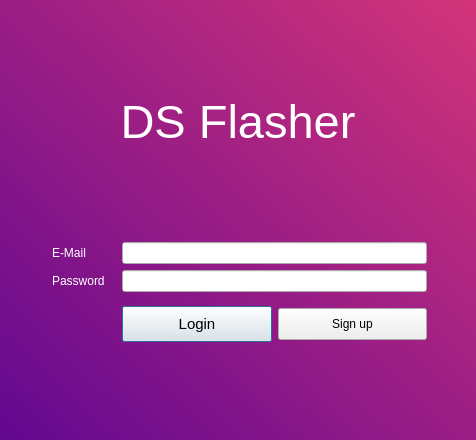
Before: the Qt Designer form mainwindow.ui in InamataIO/Flasher, drawn with Qt 5.
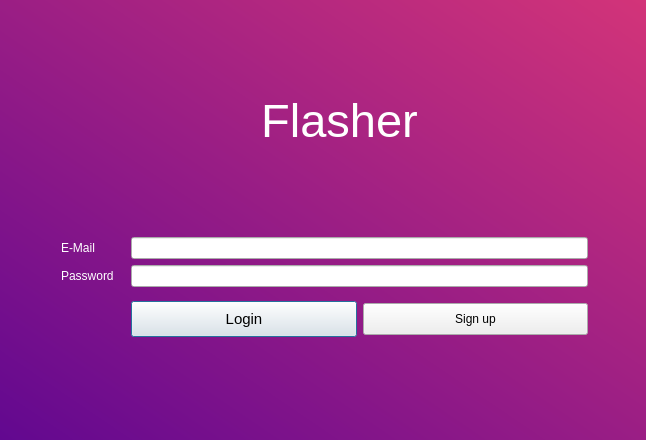
After: the same form once the commit is applied. Icons and pictures are not drawn.

Commit message: Add stacked ui layout

```diff
--- a/mainwindow.ui
+++ b/mainwindow.ui
@@ -6,7 +6,7 @@
    <rect>
     <x>0</x>
     <y>0</y>
-    <width>476</width>
+    <width>646</width>
     <height>440</height>
    </rect>
   </property>
@@ -29,6 +29,9 @@
    <string notr="true">#centralWidget, QMessageBox {
   background-color: qlineargradient(spread:pad, x1:0, y1:1, x2:1, y2:0, stop:0 #620890, stop:1 #d33479);
 }
+#header {
+  margin-left: 20px;
+}
 QLabel {
 	color: white;
 }
@@ -50,8 +53,12 @@
    </property>
    <layout class="QVBoxLayout" name="verticalLayout_2">
     <item>
-     <widget class="QWidget" name="notificationWidget" native="true"/>
-    </item>
+     <widget class="QStackedWidget" name="stackedWidget">
+      <property name="currentIndex">
+       <number>0</number>
+      </property>
+      <widget class="QWidget" name="page_1">
+       <layout class="QVBoxLayout" name="verticalLayout">
     <item>
      <spacer name="verticalSpacer_3">
       <property name="orientation">
@@ -66,6 +73,40 @@
      </spacer>
     </item>
     <item>
+         <layout class="QHBoxLayout" name="horizontalLayout_2">
+          <item>
+           <spacer name="horizontalSpacer">
+            <property name="orientation">
+             <enum>Qt::Horizontal</enum>
+            </property>
+            <property name="sizeHint" stdset="0">
+             <size>
+              <width>40</width>
+              <height>20</height>
+             </size>
+            </property>
+           </spacer>
+          </item>
+          <item>
+           <widget class="QLabel" name="label">
+            <property name="maximumSize">
+             <size>
+              <width>100</width>
+              <height>100</height>
+             </size>
+            </property>
+            <property name="text">
+             <string/>
+            </property>
+            <property name="pixmap">
+             <pixmap>images/logo_white_180.png</pixmap>
+            </property>
+            <property name="scaledContents">
+             <bool>true</bool>
+            </property>
+           </widget>
+          </item>
+          <item>
      <widget class="QLabel" name="header">
       <property name="font">
        <font>
@@ -73,15 +114,27 @@
        </font>
       </property>
       <property name="text">
-       <string>DS Flasher</string>
+             <string>Flasher</string>
       </property>
       <property name="alignment">
        <set>Qt::AlignCenter</set>
       </property>
-      <property name="margin">
-       <number>30</number>
-      </property>
-     </widget>
+           </widget>
+          </item>
+          <item>
+           <spacer name="horizontalSpacer_2">
+            <property name="orientation">
+             <enum>Qt::Horizontal</enum>
+            </property>
+            <property name="sizeHint" stdset="0">
+             <size>
+              <width>40</width>
+              <height>20</height>
+             </size>
+            </property>
+           </spacer>
+          </item>
+         </layout>
     </item>
     <item>
      <spacer name="verticalSpacer">
@@ -98,17 +151,13 @@
     </item>
     <item>
      <widget class="QWidget" name="loginForm" native="true">
-      <layout class="QHBoxLayout" name="mainForm">
+          <layout class="QFormLayout" name="loginForm_">
        <property name="leftMargin">
         <number>40</number>
        </property>
        <property name="rightMargin">
         <number>40</number>
        </property>
-       <item>
-        <layout class="QVBoxLayout" name="verticalLayout">
-         <item>
-          <layout class="QFormLayout" name="formLayout">
            <item row="0" column="0">
             <widget class="QLabel" name="emailLabel">
              <property name="text">
@@ -175,10 +224,6 @@
             </layout>
            </item>
           </layout>
-         </item>
-        </layout>
-       </item>
-      </layout>
      </widget>
     </item>
     <item>
@@ -193,6 +238,21 @@
        </size>
       </property>
      </spacer>
+        </item>
+       </layout>
+      </widget>
+      <widget class="QWidget" name="page_2">
+       <layout class="QVBoxLayout" name="verticalLayout_4">
+        <item>
+         <widget class="QPushButton" name="pushButton">
+          <property name="text">
+           <string>PushButton</string>
+          </property>
+         </widget>
+        </item>
+       </layout>
+      </widget>
+     </widget>
     </item>
    </layout>
   </widget>
```
Lines whose indentation alone changed are shown as unchanged. The commit also changes 5 other files.
